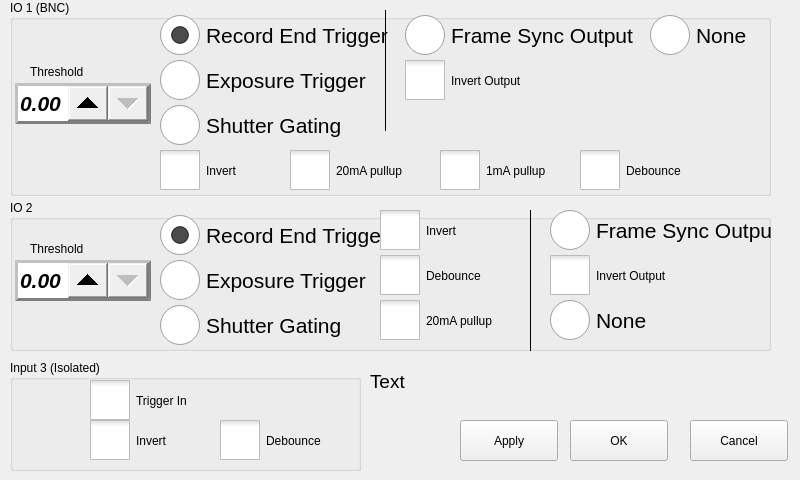
Old version of the form src/iosettingswindow.ui in the repository krontech/chronos-cam-app.
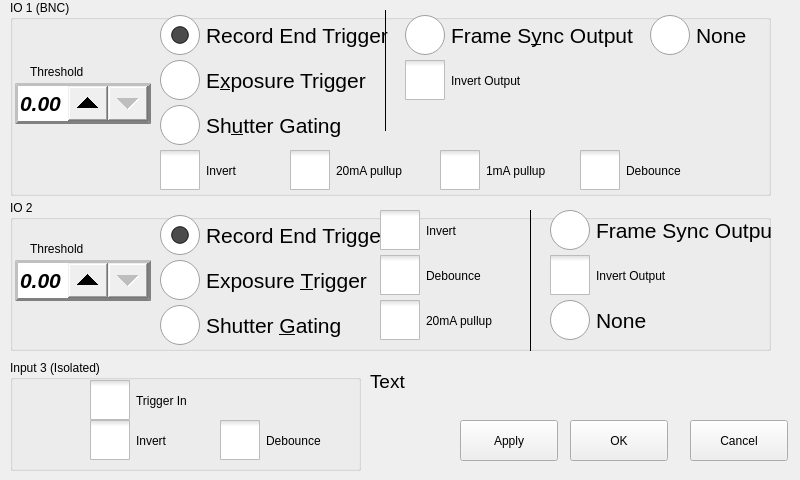
New version of the form. Custom widgets are drawn as their Qt base class.

Commit message:
Specified tab order for all applicable screens. (Used by jog wheel.)
- Nominally, tab order is reversed from what you'd think it should be. It feels much more correct to me this way, but I can't justify it other than gut feeling.

What changed in the file:
```diff
--- a/src/iosettingswindow.ui
+++ b/src/iosettingswindow.ui
@@ -61,7 +61,7 @@
 }</string>
     </property>
     <property name="text">
-     <string>Frame Sync Output</string>
+     <string>Frame S&amp;ync Output</string>
     </property>
    </widget>
    <widget class="QRadioButton" name="radioIO1TrigIn">
@@ -112,7 +112,7 @@
 }</string>
     </property>
     <property name="text">
-     <string>Exposure Trigger</string>
+     <string>E&amp;xposure Trigger</string>
     </property>
    </widget>
    <widget class="QCheckBox" name="chkIO1InvertIn">
@@ -284,7 +284,7 @@
 }</string>
     </property>
     <property name="text">
-     <string>Shutter Gating</string>
+     <string>Sh&amp;utter Gating</string>
     </property>
    </widget>
    <widget class="CamDoubleSpinBox" name="spinIO1Thresh">
@@ -556,7 +556,7 @@
 }</string>
     </property>
     <property name="text">
-     <string>Exposure Trigger</string>
+     <string>Exposure &amp;Trigger</string>
     </property>
    </widget>
    <widget class="QRadioButton" name="radioIO2ShutterGating">
@@ -580,7 +580,7 @@
 }</string>
     </property>
     <property name="text">
-     <string>Shutter Gating</string>
+     <string>Shutter &amp;Gating</string>
     </property>
    </widget>
    <widget class="CamDoubleSpinBox" name="spinIO2Thresh">
```
Left out of the diff: 44 changed lines with no effect on the pictures. The commit also changes 6 other files.
